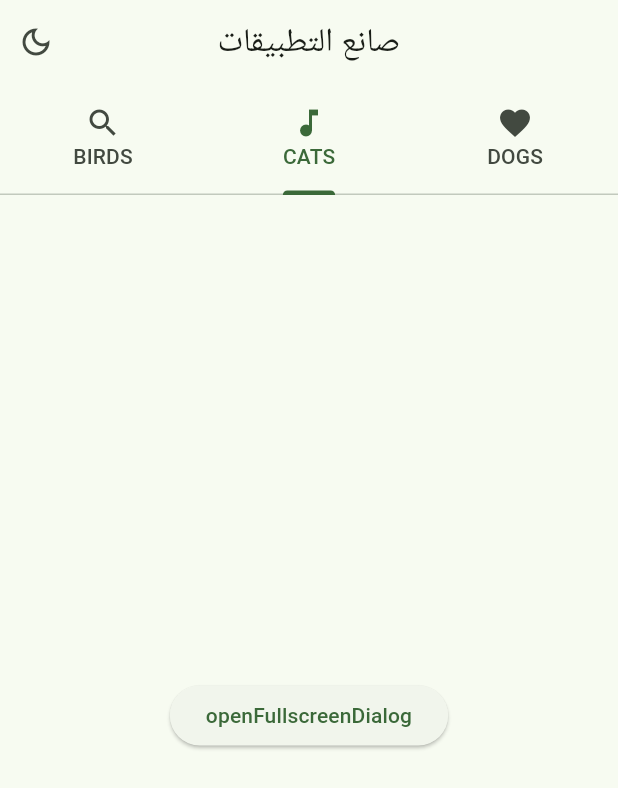
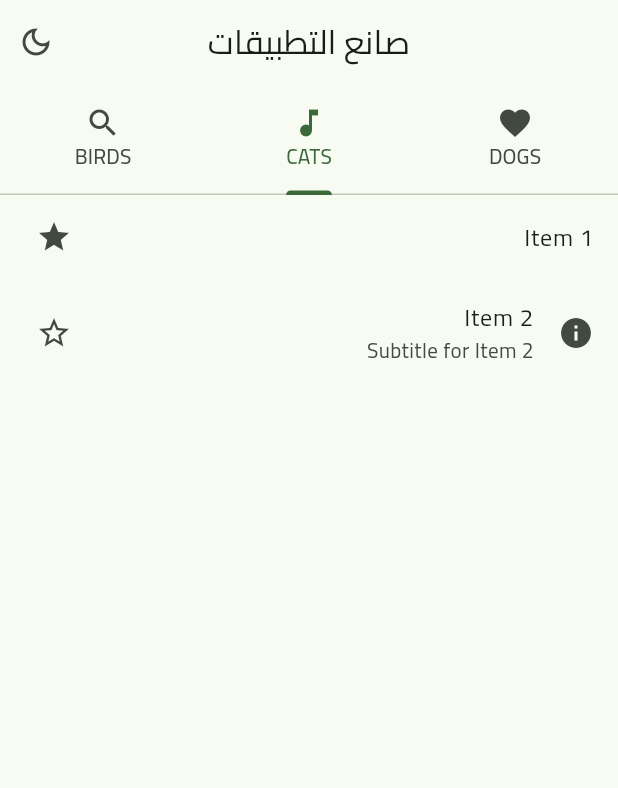
Before and after one commit to almaayn20/system_creator, a Flutter app: the screen it shows after launch, tab 2 chosen, on a phone screen of 412 x 824 dp. Shown: the top 788 px of the screen. Run offline on Flutter 3.47's test engine with Material 2 defaults, Android fonts, the phone set to English and light mode, and no system bars; our stand-ins replace flutter_colorpicker, get, get_storage, google_fonts, tuple.

Commit message:
small edit

```diff
--- a/lib/view/screens/test_screen.dart
+++ b/lib/view/screens/test_screen.dart
@@ -88,9 +88,25 @@ class _ChangeAppThemeState extends State<ChangeAppTheme>
 
   Center page2(BuildContext context) {
     return Center(
-      child: elevatedButtonCustom(
-          func: () => openFullscreenDialog(context, "Material 3"),
-          text: "openFullscreenDialog"),
+      child: listViewCustom([
+        ListTileProps(
+          title: Text('Item 1'),
+          trailing: Icons.star,
+        ),
+        ListTileProps(
+          title: Text('Item 2'),
+          subtitle: Text('Subtitle for Item 2'),
+          leading: Icon(Icons.info),
+          isThreeLine: false,
+          onTap: () {
+            // Handle onTap for Item 2
+          },
+          trailing: Icons.star_border,
+        ),
+      ]),
+      // elevatedButtonCustom(
+      //     func: () => openFullscreenDialog(context, "Material 3"),
+      //     text: "openFullscreenDialog"),
     );
   }
 
```
Also changed, not shown: pubspec.yaml (+8 -8 lines).
